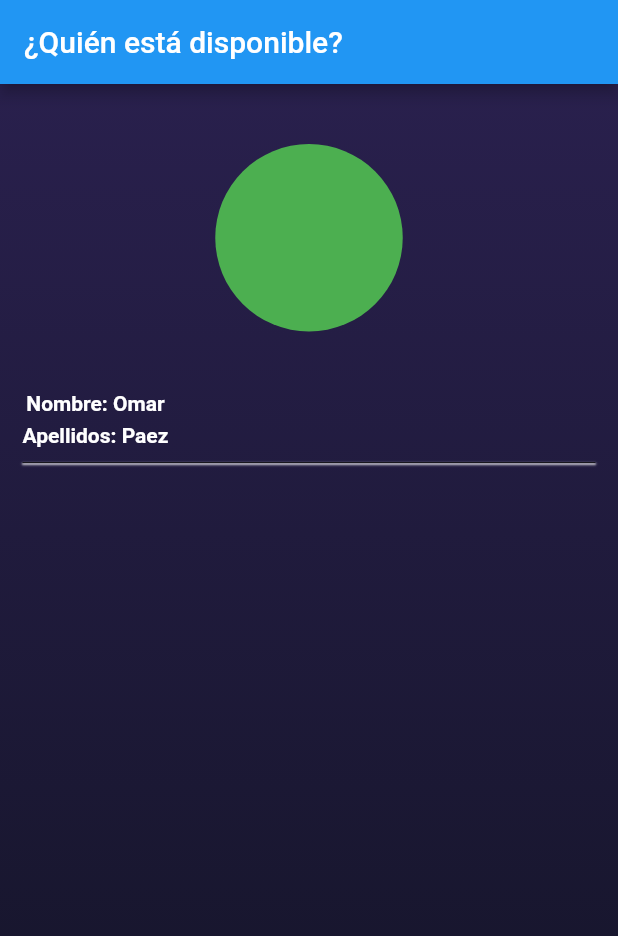
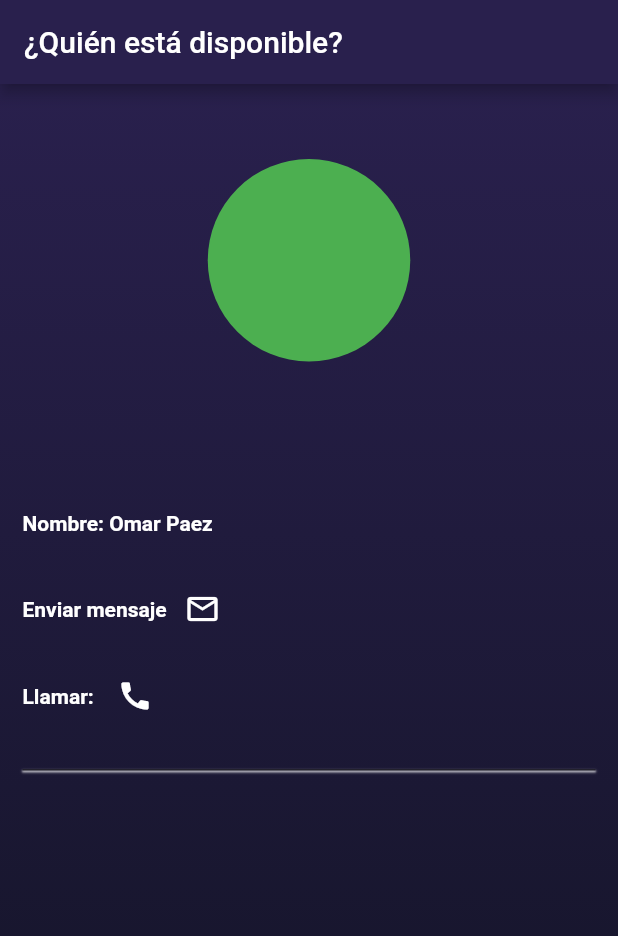
Before and after one commit to joseleonardoluz/who_is_available, a Flutter app: the screen it shows after launch, on a phone screen of 412 x 824 dp. Shown: the top 936 px of the screen. Run offline on Flutter 3.47's test engine with Material 2 defaults, Android fonts, the phone set to English and light mode, and no system bars; our stand-ins replace animate_do.

Commit message:
Creation page of users

```diff
--- a/lib/pages/home_page.dart
+++ b/lib/pages/home_page.dart
@@ -1,26 +1,36 @@
+import 'package:animate_do/animate_do.dart';
 import 'package:flutter/material.dart';
-import 'package:who_is_available/widgets/diver_custom.dart';
+import 'package:who_is_available/widgets/divider_custom.dart';
 import 'package:who_is_available/widgets/main_background.dart';
 
-class HomePage extends StatelessWidget {
-
+class HomePage extends StatefulWidget {
   final String name;
   final String lastName;
   final String imgUrl;
   final String numberCel;
 
-  const HomePage({
-    Key key,
-    this.name  = 'Omar',
-    this.lastName  = 'Paez',
+  const HomePage(
+      {Key key,
+      this.name = 'Omar',
+      this.lastName = 'Paez',
       this.imgUrl,
-    this.numberCel
-    }) : super(key: key);
+      this.numberCel})
+      : super(key: key);
 
+  @override
+  _HomePageState createState() => _HomePageState();
+}
+
+class _HomePageState extends State<HomePage> {
+
+  AnimationController controller;
+
+  Animation<double> rotacion;
   @override
   Widget build(BuildContext context) {
     return Scaffold(
       appBar: AppBar(
+        backgroundColor: Color.fromRGBO(41, 32, 77, 1),
         title: Text('¿Quién está disponible? '),
       ),
       body: Stack(children: <Widget>[
@@ -29,30 +39,75 @@ class HomePage extends StatelessWidget {
           child: Column(
             crossAxisAlignment: CrossAxisAlignment.start,
             children: <Widget>[
-
               _Avatar(),
-
               Container(
-                margin: EdgeInsets.only(left: 15, bottom: 10),
+                margin: EdgeInsets.only(left: 15, bottom: 25),
                 child: Column(
+                  crossAxisAlignment: CrossAxisAlignment.start,
                   children: <Widget>[
-                    Text('Nombre: $name',
+                    Text(
+                      'Nombre: ${widget.name} ${widget.lastName}',
                       style: TextStyle(
                         fontWeight: FontWeight.w600,
                         fontSize: 14,
-                          color: Color.fromRGBO(255, 255, 255, 1),),),
-                    SizedBox(height: 5,),
-                    Text('Apellidos: $lastName',
+                        color: Color.fromRGBO(255, 255, 255, 1),
+                      ),
+                    ),
+
+                    SizedBox(
+                      height: 25,
+                    ),
+                    Container(
+                      child: Row(
+                        children: [
+                          Text('Enviar mensaje',
                               style: TextStyle(
                                 fontWeight: FontWeight.w600,
                                 fontSize: 14,
-                          color: Color.fromRGBO(255, 255, 255, 1),),)
+                                color: Color.fromRGBO(255, 255, 255, 1),
+                              )),
+                          ElasticIn(
+                           delay: Duration(milliseconds: 1000),
+                            child: IconButton(
+                              icon: Icon(Icons.mail_outline, color: Colors.white),
+                              onPressed: (){
+
+                              },
+                            )
+                          ),
                         ],
                       ),
                     ),
+                    SizedBox(
+                      height: 10,
+                    ),
+                    Container(
+                      child: Row(
+                        children: [
+                          Text(
+                            'Llamar: ',
+                            style: TextStyle(
+                              fontWeight: FontWeight.w600,
+                              fontSize: 14,
+                              color: Color.fromRGBO(255, 255, 255, 1),
+                            ),
+                          ),
+                          ElasticIn(
+                            delay: Duration(milliseconds: 2000),
+                            child: IconButton(
+                              icon: Icon(Icons.call, color: Colors.white),
+                              onPressed: (){
 
+                              },
+                            )
+                          ),
+                        ],
+                      ),
+                    )
+                  ],
+                ),
+              ),
               DividerCustom.dividerCustom,
-
             ],
           ),
         ),
@@ -69,9 +124,9 @@ class _Avatar extends StatelessWidget {
   @override
   Widget build(BuildContext context) {
     return Container(
-      margin: EdgeInsets.only(top: 40, bottom: 40),
+      margin: EdgeInsets.only(top: 50, bottom: 100),
       width: MediaQuery.of(context).size.width,
-      height: 125,
+      height: 135,
       child: CircleAvatar(
         backgroundColor: Colors.green,
       ),
--- a/pubspec.yaml
+++ b/pubspec.yaml
@@ -28,6 +28,7 @@ dependencies:
   # The following adds the Cupertino Icons font to your application.
   # Use with the CupertinoIcons class for iOS style icons.
   cupertino_icons: ^1.0.0
+  animate_do: ^1.7.5
 
 dev_dependencies:
   flutter_test:
```
Also changed, not shown: lib/widgets/divider_custom.dart (renamed from lib/widgets/diver_custom.dart), pubspec.lock. Lines whose indentation alone changed are shown as unchanged.
